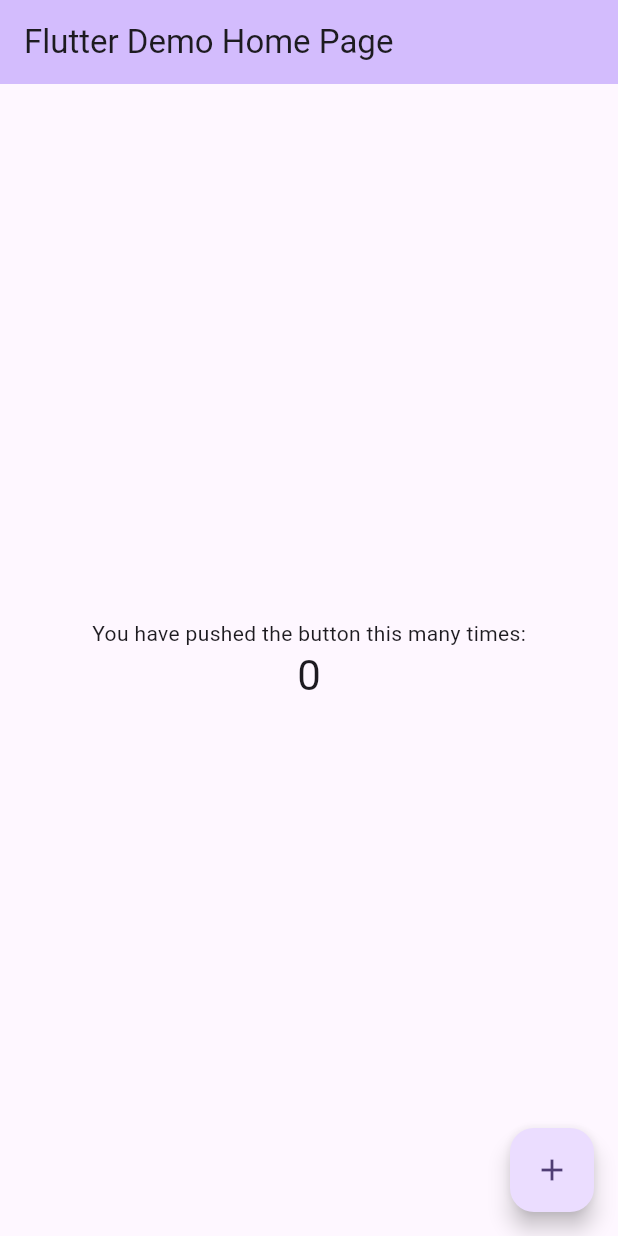
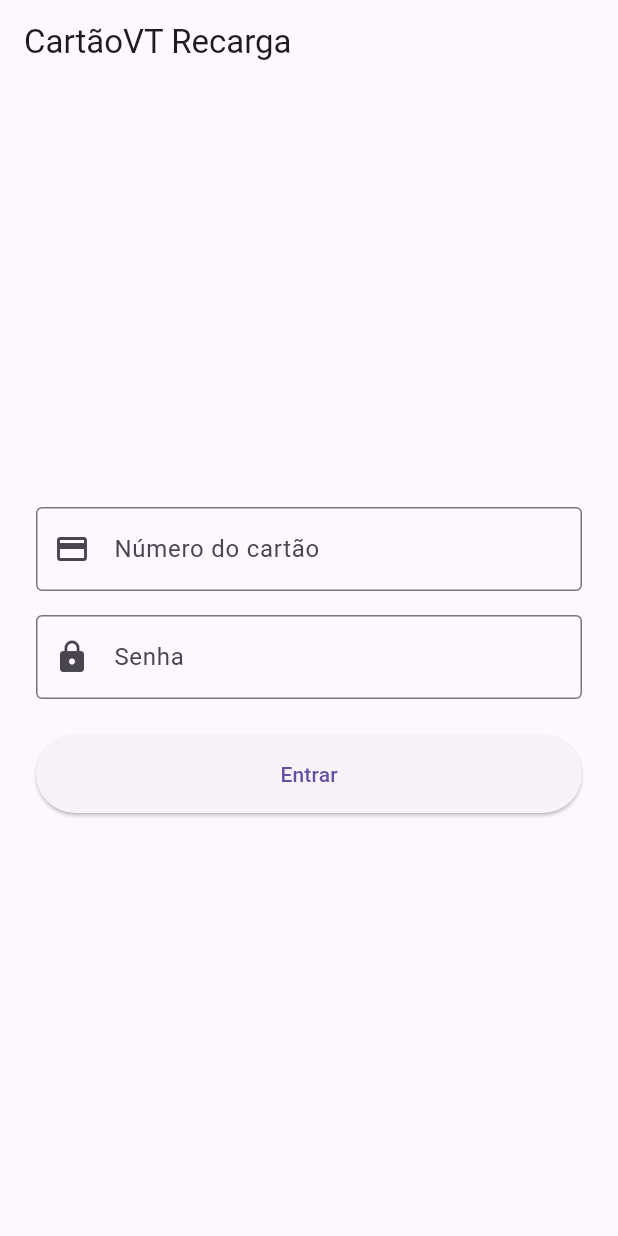
Before and after one commit to felipesilva2010/Cartao_VT, a Flutter app: the screen it shows after launch, on a phone screen of 412 x 824 dp. Run offline on Flutter 3.47's test engine with Material 3 defaults, Android fonts, the phone set to English and light mode, and no system bars.

Commit message:
feat: Criação da tela de login #1

```diff
--- a/catao_vt/analysis_options.yaml
+++ b/catao_vt/analysis_options.yaml
@@ -7,7 +7,7 @@
 
 # The following line activates a set of recommended lints for Flutter apps,
 # packages, and plugins designed to encourage good coding practices.
-include: package:flutter_lints/flutter.yaml
+
 
 linter:
   # The lint rules applied to this project can be customized in the
--- /dev/null
+++ b/catao_vt/lib/View/Login_Scree.dart
@@ -0,0 +1,99 @@
+import 'package:flutter/material.dart';
+import 'package:flutter/services.dart';
+
+
+class LoginScreen extends StatefulWidget {
+  const LoginScreen({super.key});
+
+  @override
+  State<LoginScreen> createState() => _LoginScreenState();
+}
+
+class _LoginScreenState extends State<LoginScreen> {
+  final _formKey = GlobalKey<FormState>();
+  final _numeroController = TextEditingController();
+  final _senhaController = TextEditingController();
+
+  @override
+  void dispose() {
+    _numeroController.dispose();
+    _senhaController.dispose();
+    super.dispose();
+  }
+
+  void _entrar() {
+    if (!_formKey.currentState!.validate()) return;
+  }
+
+  @override
+  Widget build(BuildContext context) {
+    return Scaffold(
+      appBar: AppBar(title: const Text('CartãoVT Recarga')),
+      body: SafeArea(
+        child: Center(
+          child: SingleChildScrollView(
+            padding: const EdgeInsets.all(24),
+            child: Form(
+              key: _formKey,
+              child: Column(
+                mainAxisSize: MainAxisSize.min,
+                crossAxisAlignment: CrossAxisAlignment.stretch,
+                children: [
+                  TextFormField(
+                    controller: _numeroController,
+                    keyboardType: TextInputType.number,
+                    inputFormatters: [
+                      FilteringTextInputFormatter.digitsOnly,
+                      LengthLimitingTextInputFormatter(16),
+                    ],
+                    decoration: const InputDecoration(
+                      labelText: 'Número do cartão',
+                      prefixIcon: Icon(Icons.credit_card),
+                      border: OutlineInputBorder(),
+                    ),
+                    validator: (value) {
+                      if (value == null || value.isEmpty) {
+                        return 'Informe o número do cartão';
+                      }
+                      if (value.length != 8) {
+                        return 'O número do cartão deve ter 8 dígitos ex:87654321';
+                      }
+                      return null;
+                    },
+                  ),
+                  const SizedBox(height: 16),
+                  TextFormField(
+                    controller: _senhaController,
+                    obscureText: true,
+                    decoration: const InputDecoration(
+                      labelText: 'Senha',
+                      prefixIcon: Icon(Icons.lock),
+                      border: OutlineInputBorder(),
+                    ),
+                    validator: (value) {
+                      if (value == null || value.isEmpty) {
+                        return 'Informe a senha';
+                      }
+                      if (value.length < 4) {
+                        return 'A senha deve ter pelo menos 4 caracteres ex:1234';
+                      }
+                      return null;
+                    },
+                  ),
+                  const SizedBox(height: 24),
+                  ElevatedButton(
+                    onPressed: _entrar,
+                    style: ElevatedButton.styleFrom(
+                      padding: const EdgeInsets.symmetric(vertical: 16),
+                    ),
+                    child: const Text('Entrar'),
+                  ),
+                ],
+              ),
+            ),
+          ),
+        ),
+      ),
+    );
+  }
+}
--- /dev/null
+++ b/catao_vt/lib/app.dart
@@ -0,0 +1,19 @@
+
+
+import 'package:flutter/material.dart';
+import 'package:catao_vt/View/Login_Scree.dart';
+
+class CartaoVTApp extends StatelessWidget {
+  const CartaoVTApp({super.key} );
+
+  @override
+  Widget build(BuildContext context) {
+    return MaterialApp(
+      title: 'CartãoVT Recarga',
+      theme: ThemeData(
+        primarySwatch: Colors.green,
+      ),
+      home: const LoginScreen(),
+    );
+  }
+}
--- a/catao_vt/lib/main.dart
+++ b/catao_vt/lib/main.dart
@@ -1,122 +1,6 @@
 import 'package:flutter/material.dart';
+import 'app.dart';
 
 void main() {
-  runApp(const MyApp());
+  runApp(CartaoVTApp());
 }
-
-class MyApp extends StatelessWidget {
-  const MyApp({super.key});
-
-  // This widget is the root of your application.
-  @override
-  Widget build(BuildContext context) {
-    return MaterialApp(
-      title: 'Flutter Demo',
-      theme: ThemeData(
-        // This is the theme of your application.
-        //
-        // TRY THIS: Try running your application with "flutter run". You'll see
-        // the application has a purple toolbar. Then, without quitting the app,
-        // try changing the seedColor in the colorScheme below to Colors.green
-        // and then invoke "hot reload" (save your changes or press the "hot
-        // reload" button in a Flutter-supported IDE, or press "r" if you used
-        // the command line to start the app).
-        //
-        // Notice that the counter didn't reset back to zero; the application
-        // state is not lost during the reload. To reset the state, use hot
-        // restart instead.
-        //
-        // This works for code too, not just values: Most code changes can be
-        // tested with just a hot reload.
-        colorScheme: .fromSeed(seedColor: Colors.deepPurple),
-      ),
-      home: const MyHomePage(title: 'Flutter Demo Home Page'),
-    );
-  }
-}
-
-class MyHomePage extends StatefulWidget {
-  const MyHomePage({super.key, required this.title});
-
-  // This widget is the home page of your application. It is stateful, meaning
-  // that it has a State object (defined below) that contains fields that affect
-  // how it looks.
-
-  // This class is the configuration for the state. It holds the values (in this
-  // case the title) provided by the parent (in this case the App widget) and
-  // used by the build method of the State. Fields in a Widget subclass are
-  // always marked "final".
-
-  final String title;
-
-  @override
-  State<MyHomePage> createState() => _MyHomePageState();
-}
-
-class _MyHomePageState extends State<MyHomePage> {
-  int _counter = 0;
-
-  void _incrementCounter() {
-    setState(() {
-      // This call to setState tells the Flutter framework that something has
-      // changed in this State, which causes it to rerun the build method below
-      // so that the display can reflect the updated values. If we changed
-      // _counter without calling setState(), then the build method would not be
-      // called again, and so nothing would appear to happen.
-      _counter++;
-    });
-  }
-
-  @override
-  Widget build(BuildContext context) {
-    // This method is rerun every time setState is called, for instance as done
-    // by the _incrementCounter method above.
-    //
-    // The Flutter framework has been optimized to make rerunning build methods
-    // fast, so that you can just rebuild anything that needs updating rather
-    // than having to individually change instances of widgets.
-    return Scaffold(
-      appBar: AppBar(
-        // TRY THIS: Try changing the color here to a specific color (to
-        // Colors.amber, perhaps?) and trigger a hot reload to see the AppBar
-        // change color while the other colors stay the same.
-        backgroundColor: Theme.of(context).colorScheme.inversePrimary,
-        // Here we take the value from the MyHomePage object that was created by
-        // the App.build method, and use it to set our appbar title.
-        title: Text(widget.title),
-      ),
-      body: Center(
-        // Center is a layout widget. It takes a single child and positions it
-        // in the middle of the parent.
-        child: Column(
-          // Column is also a layout widget. It takes a list of children and
-          // arranges them vertically. By default, it sizes itself to fit its
-          // children horizontally, and tries to be as tall as its parent.
-          //
-          // Column has various properties to control how it sizes itself and
-          // how it positions its children. Here we use mainAxisAlignment to
-          // center the children vertically; the main axis here is the vertical
-          // axis because Columns are vertical (the cross axis would be
-          // horizontal).
-          //
-          // TRY THIS: Invoke "debug painting" (choose the "Toggle Debug Paint"
-          // action in the IDE, or press "p" in the console), to see the
-          // wireframe for each widget.
-          mainAxisAlignment: .center,
-          children: [
-            const Text('You have pushed the button this many times:'),
-            Text(
-              '$_counter',
-              style: Theme.of(context).textTheme.headlineMedium,
-            ),
-          ],
-        ),
-      ),
-      floatingActionButton: FloatingActionButton(
-        onPressed: _incrementCounter,
-        tooltip: 'Increment',
-        child: const Icon(Icons.add),
-      ),
-    );
-  }
-}
```
Also changed, not shown: catao_vt/lib/Controller/login_controller.dart (added, +66 -0 lines), catao_vt/lib/model/cartão_model.dart (added, +22 -0 lines), 2 other files.
